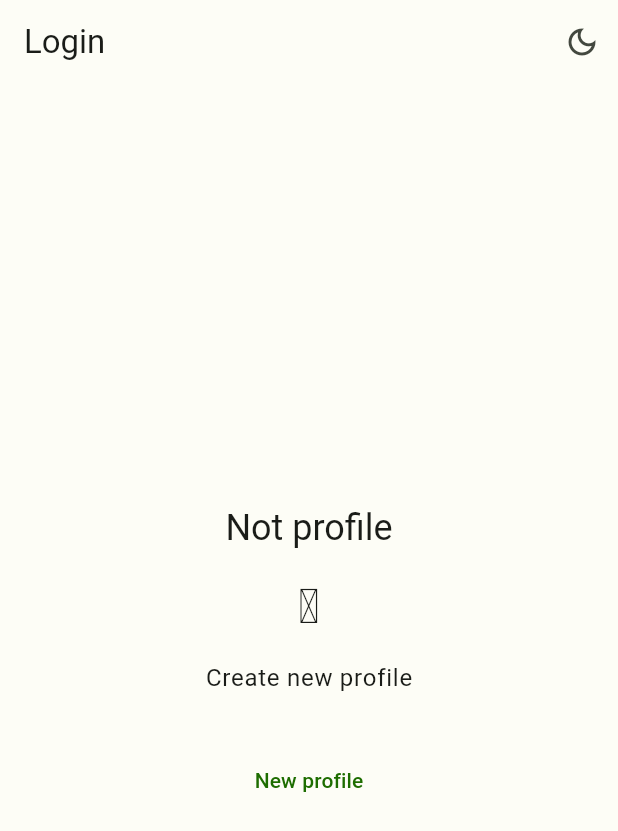
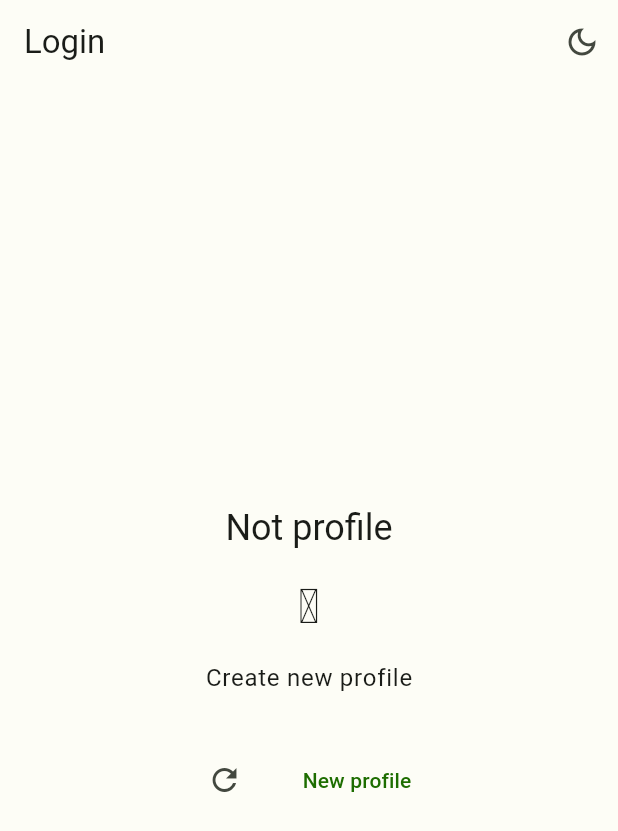
Before and after one commit to nik-conder/fin-control-flutter, a Flutter app: the screen it shows after launch, on a phone screen of 412 x 824 dp. Shown: the top 831 px of the screen. Run offline on Flutter 3.47's test engine with Material 2 defaults, Android fonts, the phone set to English and light mode, and no system bars; our stand-ins replace equatable, flutter_bloc, get_it, rxdart, sqflite_common_ffi; accounts and stored records are empty; generated files the repository leaves out were written again.

Commit message:
update to 0.0.15

```diff
--- a/lib/data/dataProvider/database_manager.dart
+++ b/lib/data/dataProvider/database_manager.dart
@@ -1,4 +1,5 @@
 import 'dart:async';
+import 'package:flutter/foundation.dart';
 import 'package:sqflite_common_ffi/sqflite_ffi.dart';
 
 abstract class DatabaseManager {
@@ -17,7 +18,7 @@ class SQLiteDatabase implements DatabaseManager {
   final String nameDB = 'fin_control_app.db';
 
   final bool memoryDatabasePath =
-      true; // flag to use inMemoryDatabasePath, flags: kDebugMode or true
+      false; // flag to use inMemoryDatabasePath, flags: kDebugMode or true
 
   final String _tableSettings =
       'CREATE TABLE IF NOT EXISTS settings(id INTEGER PRIMARY KEY AUTOINCREMENT, isDarkMode INTEGER NOT NULL)';
@@ -37,7 +38,7 @@ class SQLiteDatabase implements DatabaseManager {
     sqfliteFfiInit();
 
     // If current mode is debug, use inMemoryDatabasePath
-    if (memoryDatabasePath) {
+    if (kDebugMode) {
       db = await databaseFactory.openDatabase(inMemoryDatabasePath,
           options: OpenDatabaseOptions(
             version: version,
--- a/lib/presentation/ui/profile/profiles_list.dart
+++ b/lib/presentation/ui/profile/profiles_list.dart
@@ -1,13 +1,13 @@
 import 'package:fin_control/data/models/profile.dart';
 import 'package:fin_control/domain/bloc/profile/list/profile_list_bloc.dart';
-import 'package:fin_control/domain/bloc/profile/list/profile_list_state.dart';
-import 'package:fin_control/domain/bloc/profile/profile_bloc.dart';
+import 'package:fin_control/domain/bloc/profile/list/profile_list_event.dart';
 import 'package:fin_control/domain/bloc/session/session_bloc.dart';
 import 'package:fin_control/domain/bloc/session/session_event.dart';
 import 'package:fin_control/presentation/ui/info_content.dart';
 import 'package:flutter/material.dart';
 import 'package:flutter_bloc/flutter_bloc.dart';
 import 'package:flutter_gen/gen_l10n/app_localizations.dart';
+import 'package:get_it/get_it.dart';
 
 class ProfilesList extends StatefulWidget {
   final Profile? selectProfile;
@@ -31,16 +31,16 @@ class _ProfilesListState extends State<ProfilesList> {
   @override
   Widget build(BuildContext context) {
     final localization = AppLocalizations.of(context)!;
+    final profileListBloc = BlocProvider.of<ProfileListBloc>(context);
 
-    return BlocBuilder<ProfileListBloc, ProfileListState>(
-        builder: (context, state) {
     return Column(
       children: [
         Row(children: [
           StreamBuilder(
-              stream: context.read<ProfileListBloc>().profilesStream,
-              builder: (BuildContext context,
-                  AsyncSnapshot<List<Profile>> snapshot) {
+            stream:
+                profileListBloc.profilesStream, // FIXME: not auto refreshing
+            builder:
+                (BuildContext context, AsyncSnapshot<List<Profile>> snapshot) {
               if (snapshot.hasData) {
                 final screenHeight = MediaQuery.of(context).size.height;
                 final maxItemCount = (screenHeight / 80).ceil();
@@ -63,9 +63,8 @@ class _ProfilesListState extends State<ProfilesList> {
                           return ListTile(
                             dense: true,
                             selected: (_selectedProfile == profile),
-                              selectedTileColor: Theme.of(context)
-                                  .colorScheme
-                                  .primaryContainer,
+                            selectedTileColor:
+                                Theme.of(context).colorScheme.primaryContainer,
                             selectedColor: Theme.of(context)
                                 .colorScheme
                                 .onPrimaryContainer,
@@ -84,12 +83,15 @@ class _ProfilesListState extends State<ProfilesList> {
                             },
                             subtitle: Text(profile.currency.name),
                             trailing: IconButton(
-                                color: Theme.of(context)
-                                    .textTheme
-                                    .bodyMedium
-                                    ?.color,
+                              color:
+                                  Theme.of(context).textTheme.bodyMedium?.color,
                               onPressed: () {
-                                  // код для удаления профиля
+                                ScaffoldMessenger.of(context)
+                                    .showSnackBar(SnackBar(
+                                        showCloseIcon: true,
+                                        content: Text(
+                                          localization.in_development,
+                                        )));
                               },
                               icon: const Icon(Icons.delete),
                             ),
@@ -111,6 +113,13 @@ class _ProfilesListState extends State<ProfilesList> {
           children: [
             Padding(
                 padding: padding,
+                child: IconButton(
+                    onPressed: () {
+                      profileListBloc.add(UpdateProfilesListEvent());
+                    },
+                    icon: const Icon(Icons.refresh))),
+            Padding(
+                padding: padding,
                 child: TextButton(
                     onPressed: () {
                       Navigator.pushNamed(context, '/login/create_profile');
@@ -126,11 +135,10 @@ class _ProfilesListState extends State<ProfilesList> {
                         Navigator.pushReplacementNamed(context, '/home',
                             arguments: {'profile': _selectedProfile});
                       },
-                        child: Text("Next")))
+                      child: Text(localization.next)))
           ],
         )
       ],
     );
-    });
   }
 }
--- a/lib/presentation/ui/settings/settings_content.dart
+++ b/lib/presentation/ui/settings/settings_content.dart
@@ -49,7 +49,8 @@ class SettingsContent extends StatelessWidget {
                   children: [
                     SettingSwitch(
                       state: false,
-                      title: '...',
+                      title: 'Test title option',
+                      description: 'test description option',
                       onClick: (newValue) => {},
                     )
                   ],
--- a/pubspec.yaml
+++ b/pubspec.yaml
@@ -16,7 +16,7 @@ publish_to: 'none' # Remove this line if you wish to publish to pub.dev
 # https://developer.apple.com/library/archive/documentation/General/Reference/InfoPlistKeyReference/Articles/CoreFoundationKeys.html
 # In Windows, build-name is used as the major, minor, and patch parts
 # of the product and file versions while build-number is used as the build suffix.
-version: 0.0.13+1
+version: 0.0.15+1
 
 environment:
   sdk: '>=3.1.3 <4.0.0'
```
Also changed, not shown: lib/domain/bloc/profile/list/profile_list_bloc.dart (+8 -7 lines), lib/l10n/app_en.arb (+6 -5 lines), lib/l10n/app_ru.arb (+5 -4 lines), lib/presentation/ui/components/box_tip_component.dart (+9 -6 lines), lib/presentation/ui/home/home_page.dart (+8 -6 lines), lib/presentation/ui/profile/create_profile_content.dart (+4 -3 lines), lib/presentation/ui/settings/setting_switch.dart (+59 -5 lines). Lines whose indentation alone changed are shown as unchanged.
